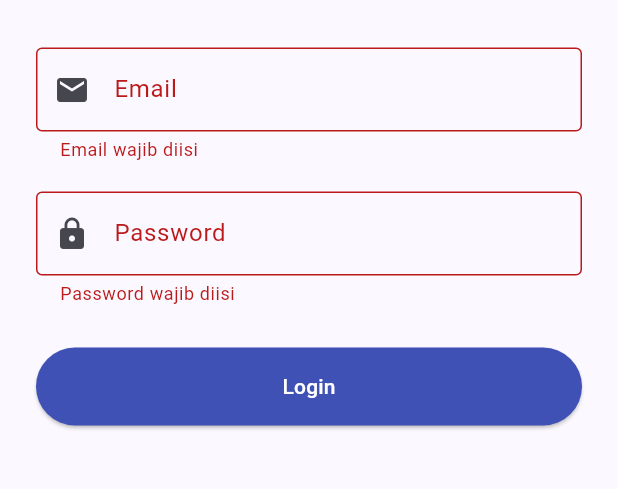
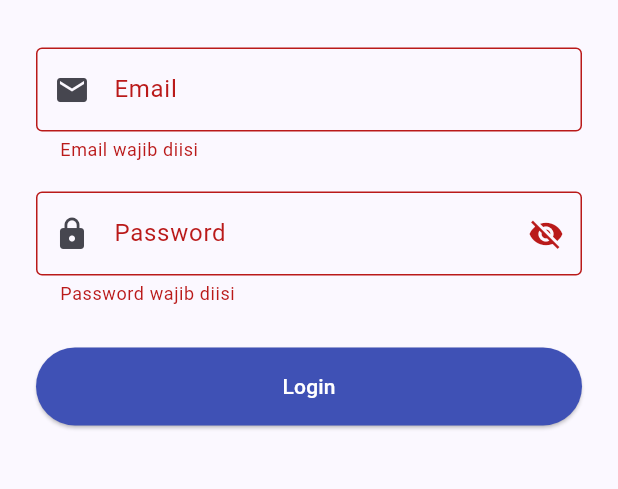
Before and after one commit to voltakits725/uts_pml_1124160165, a Flutter app: the screen it shows after launch, after a tap on "Login", on a phone screen of 412 x 824 dp, the part 536-1025 px from its top. Run offline on Flutter 3.47's test engine with Material 3 defaults, Android fonts, the phone set to English and light mode, and no system bars.

Commit message:
feat: tombol icon mata untuk melihat password yang dikektik

```diff
--- a/soal2_profil_app/lib/screens/login_page.dart
+++ b/soal2_profil_app/lib/screens/login_page.dart
@@ -15,7 +15,7 @@ class _LoginPageState extends State<LoginPage> {
   final _passwordController = TextEditingController();
 
   bool _isLoading = false;
-
+  bool _obscurePassword = true;
 
   Future<void> _login() async {
     if (!_formKey.currentState!.validate()) {
@@ -118,12 +118,23 @@ class _LoginPageState extends State<LoginPage> {
                   // Input Password
                   TextFormField(
                     controller: _passwordController,
-
+                    obscureText: _obscurePassword,
                     decoration: InputDecoration(
                       labelText: 'Password',
                       prefixIcon: const Icon(Icons.lock),
                       border: const OutlineInputBorder(),
-
+                      suffixIcon: IconButton(
+                        icon: Icon(
+                          _obscurePassword
+                              ? Icons.visibility_off
+                              : Icons.visibility,
+                        ),
+                        onPressed: () {
+                          setState(() {
+                            _obscurePassword = !_obscurePassword;
+                          });
+                        },
+                      ),
                     ),
                     validator: (value) {
                       if (value == null || value.isEmpty) {
@@ -171,8 +182,7 @@ class _LoginPageState extends State<LoginPage> {
   }
 }
 
-
-
+// Halaman sementara, nanti kita ganti dengan ProfilePage asli.
 class ProfilePage extends StatelessWidget {
   const ProfilePage({super.key});
 
```
